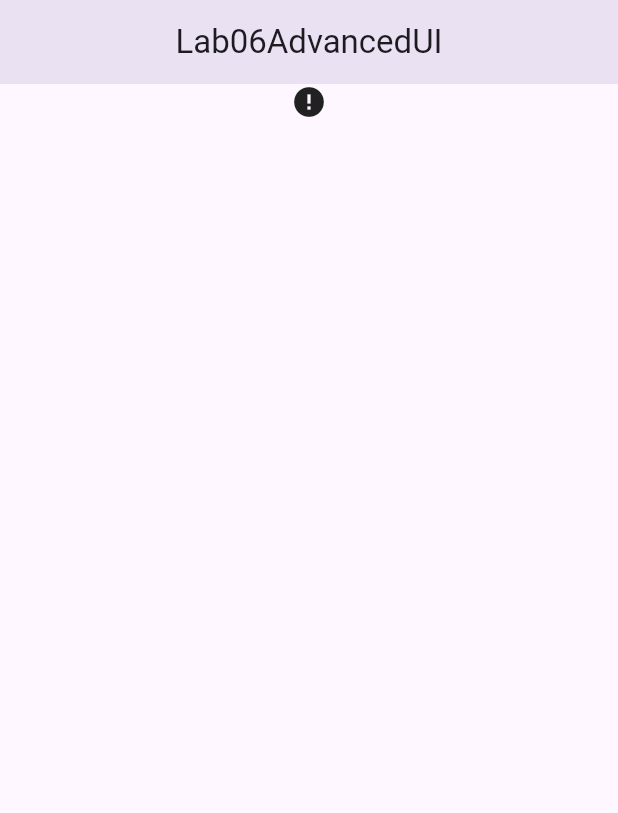
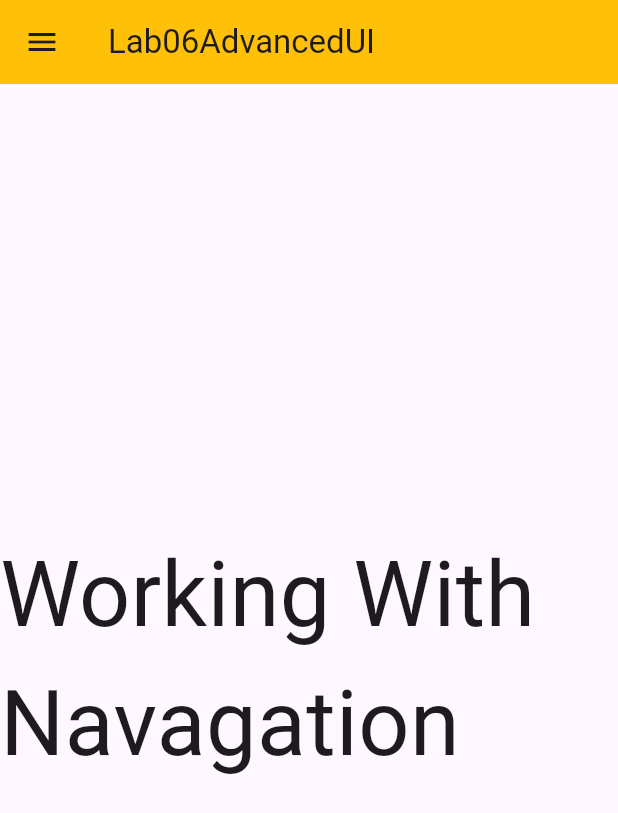
Before and after one commit to Shuvo19013/lab_06, a Flutter app: the screen it shows after launch, on a phone screen of 412 x 824 dp. Shown: the top 813 px of the screen. Run offline on Flutter 3.47's test engine with Material 3 defaults, Android fonts, the phone set to English and light mode, and no system bars; drawn by our look-alikes of cached_network_image.

Commit message:
AppBar Add

```diff
--- a/lib/main.dart
+++ b/lib/main.dart
@@ -12,23 +12,43 @@
   Widget build(BuildContext context) {
     return MaterialApp(
       home: Scaffold(
+        drawer: Drawer(
+          backgroundColor: Colors.blue,
+          child: ListView(
+            children: [
+              DrawerHeader(
+                  margin: EdgeInsets.all(30),
+                  child: Row(
+                    children: [
+                      Icon(Icons.people_alt_rounded),
+                      Text("Contacts")
+                    ],
+                  )),
+              ListTile(
+                leading: Icon(Icons.mobile_screen_share),
+                title: Text("Device"),
+                trailing: Text("0"),
+                onTap: () {},
+              ),
+              ListTile(
+                leading: Icon(Icons.mobile_screen_share),
+                title: Text("Device"),
+                trailing: Text("0"),
+                onTap: () {},
+              )
+            ],
+          ),
+        ),
         appBar: AppBar(
           title: Text("Lab06AdvancedUI"),
-          centerTitle: true,
-          elevation: 10.3,
+          backgroundColor: Colors.amber,
         ),
         body: Center(
-            child: Column(
-          children: [
-            CachedNetworkImage(
-              imageUrl:
-                  "https://www.nbc.com/sites/nbcblog/files/styles/scale_862/public/2024/07/paris-2024-olympics-soccer.jpg",
-              progressIndicatorBuilder: (context, url, downloadProgress) =>
-                  CircularProgressIndicator(value: downloadProgress.progress),
-              errorWidget: (context, url, error) => Icon(Icons.error),
-            ),
-          ],
-        )),
+          child: Text(
+            "Working With Navagation",
+            style: TextStyle(fontSize: 60),
+          ),
+        ),
       ),
     );
   }
```
